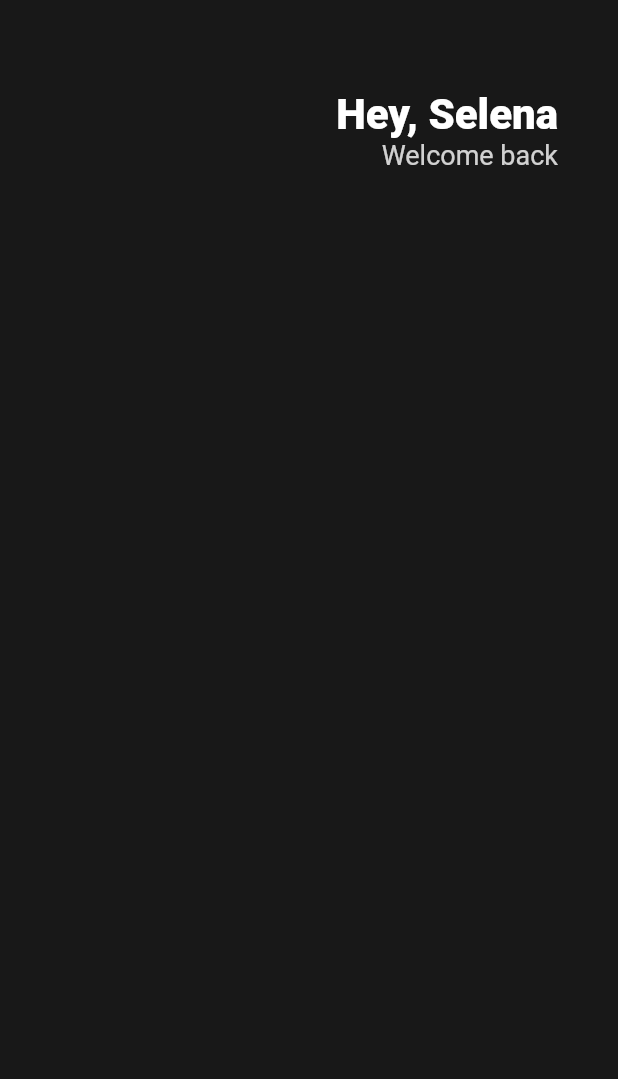
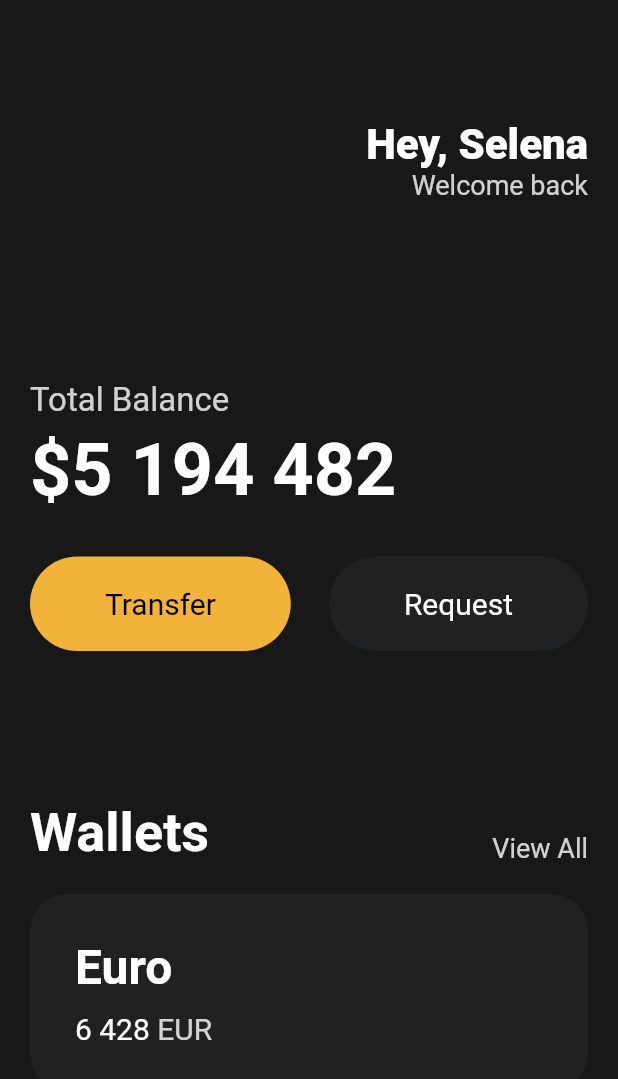
Before and after one commit to jaeho13/flutter_tutorial, a Flutter app: the screen it shows after launch, on a phone screen of 412 x 824 dp. Shown: the top 1079 px of the screen. Run offline on Flutter 3.47's test engine with Material 2 defaults, Android fonts, the phone set to English and light mode, and no system bars.

Commit message:
Add files via upload

```diff
--- a/tutorial/lib/main.dart
+++ b/tutorial/lib/main.dart
@@ -1,21 +1,25 @@
+import 'package:dart/widgets/Button.dart';
 import 'package:flutter/material.dart';
 
 void main() {
-  runApp(App());
+  runApp(const App());
 }
 
 class App extends StatelessWidget {
+  const App({super.key});
+
   @override
   Widget build(BuildContext context) {
     return MaterialApp(
       home: Scaffold(
-        backgroundColor: Color(0xFF181818),
+        backgroundColor: const Color(0xFF181818),
         body: Padding(
-          padding: EdgeInsets.symmetric(horizontal: 40),
+          padding: const EdgeInsets.symmetric(horizontal: 20),
           child: Column(
+            crossAxisAlignment: CrossAxisAlignment.start,
             children: [
-              SizedBox(
-                height: 60,
+              const SizedBox(
+                height: 80,
               ),
               Row(
                 mainAxisAlignment: MainAxisAlignment.end,
@@ -23,7 +27,7 @@ class App extends StatelessWidget {
                   Column(
                     crossAxisAlignment: CrossAxisAlignment.end,
                     children: [
-                      Text(
+                      const Text(
                         'Hey, Selena',
                         style: TextStyle(
                           color: Colors.white,
@@ -42,6 +46,121 @@ class App extends StatelessWidget {
                   )
                 ],
               ),
+              const SizedBox(
+                height: 120,
+              ),
+              Text(
+                'Total Balance',
+                style: TextStyle(
+                  fontSize: 22,
+                  color: Colors.white.withOpacity(0.8),
+                ),
+              ),
+              const SizedBox(
+                height: 5,
+              ),
+              const Text(
+                '\$5 194 482',
+                style: TextStyle(
+                  fontSize: 48,
+                  fontWeight: FontWeight.w600,
+                  color: Colors.white,
+                ),
+              ),
+              const SizedBox(
+                height: 30,
+              ),
+              const Row(
+                mainAxisAlignment: MainAxisAlignment.spaceBetween,
+                children: [
+                  Button(
+                    text: 'Transfer',
+                    bgColor: Color(0xFFF2B33A),
+                    textColor: Colors.black,
+                  ),
+                  Button(
+                    text: 'Request',
+                    bgColor: Color(0xFF1F2123),
+                    textColor: Colors.white,
+                  ),
+                ],
+              ),
+              const SizedBox(
+                height: 100,
+              ),
+              Row(
+                crossAxisAlignment: CrossAxisAlignment.end,
+                mainAxisAlignment: MainAxisAlignment.spaceBetween,
+                children: [
+                  const Text(
+                    'Wallets',
+                    style: TextStyle(
+                        color: Colors.white,
+                        fontSize: 36,
+                        fontWeight: FontWeight.w600),
+                  ),
+                  Text(
+                    'View All',
+                    style: TextStyle(
+                      color: Colors.white.withOpacity(0.8),
+                      fontSize: 18,
+                    ),
+                  ),
+                ],
+              ),
+              const SizedBox(
+                height: 20,
+              ),
+              Container(
+                decoration: BoxDecoration(
+                  color: const Color(0xFF1F2123),
+                  borderRadius: BorderRadius.circular(25),
+                ),
+                child: Padding(
+                  padding: const EdgeInsets.all(30),
+                  child: Row(
+                    children: [
+                      Column(
+                        crossAxisAlignment: CrossAxisAlignment.start,
+                        children: [
+                          const Text(
+                            'Euro',
+                            style: TextStyle(
+                              color: Colors.white,
+                              fontSize: 32,
+                              fontWeight: FontWeight.w600,
+                            ),
+                          ),
+                          const SizedBox(
+                            height: 10,
+                          ),
+                          Row(
+                            children: [
+                              const Text(
+                                '6 428',
+                                style: TextStyle(
+                                  color: Colors.white,
+                                  fontSize: 20,
+                                ),
+                              ),
+                              const SizedBox(
+                                width: 5,
+                              ),
+                              Text(
+                                'EUR',
+                                style: TextStyle(
+                                  color: Colors.white.withOpacity(0.8),
+                                  fontSize: 20,
+                                ),
+                              ),
+                            ],
+                          )
+                        ],
+                      ),
+                    ],
+                  ),
+                ),
+              ),
             ],
           ),
         ),
--- /dev/null
+++ b/tutorial/lib/widgets/button.dart
@@ -0,0 +1,36 @@
+import 'package:flutter/material.dart';
+
+class Button extends StatelessWidget {
+  final String text;
+  final Color bgColor;
+  final Color textColor;
+
+  const Button(
+      {super.key,
+      required this.text,
+      required this.bgColor,
+      required this.textColor});
+
+  @override
+  Widget build(BuildContext context) {
+    return Container(
+      decoration: BoxDecoration(
+        color: bgColor,
+        borderRadius: BorderRadius.circular(45),
+      ),
+      child: Padding(
+        padding: const EdgeInsets.symmetric(
+          vertical: 20,
+          horizontal: 50,
+        ),
+        child: Text(
+          text,
+          style: TextStyle(
+            color: textColor,
+            fontSize: 20,
+          ),
+        ),
+      ),
+    );
+  }
+}
--- a/tutorial/pubspec.yaml
+++ b/tutorial/pubspec.yaml
@@ -1,4 +1,4 @@
-name: tutorial
+name: dart
 description: A new Flutter project.
 # The following line prevents the package from being accidentally published to
 # pub.dev using `flutter pub publish`. This is preferred for private packages.
```
